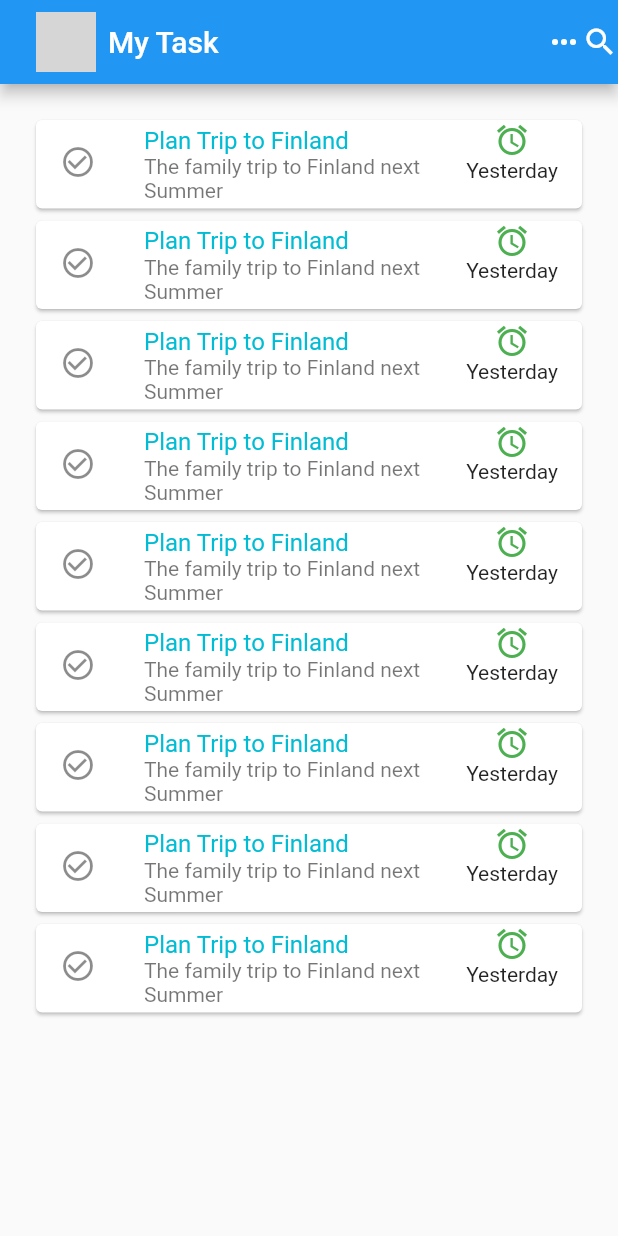
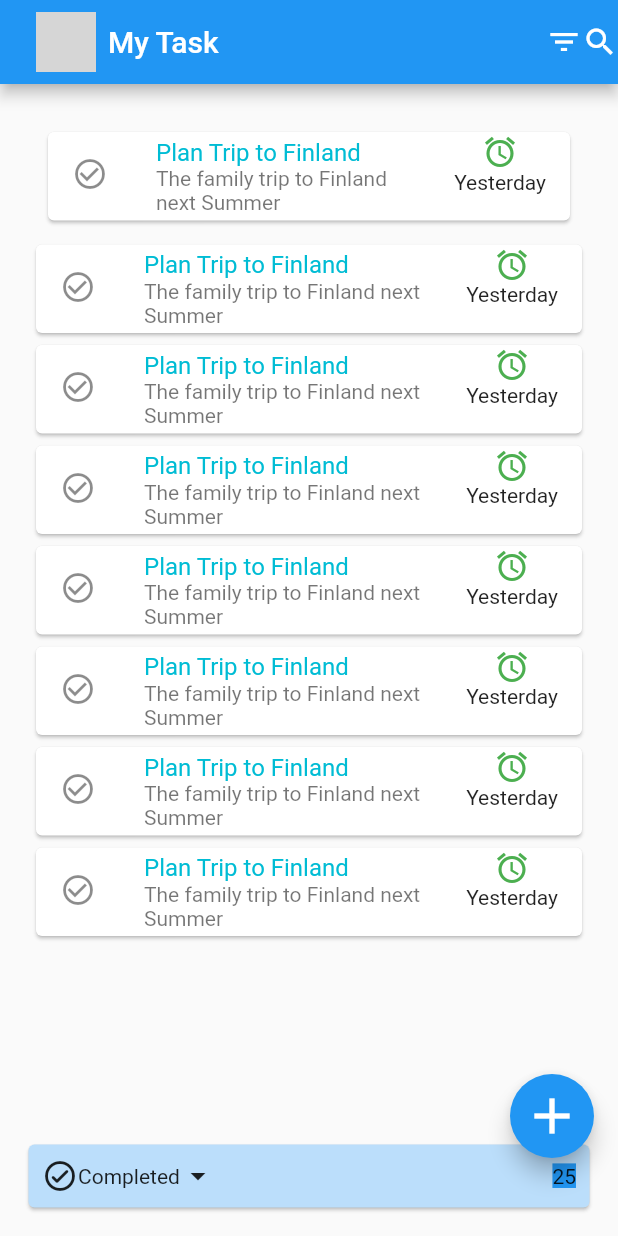
Before and after one commit to Sylvesteramoako73/my-first-todoapp, a Flutter app: the screen it shows after launch, on a phone screen of 412 x 824 dp. Run offline on Flutter 3.47's test engine with Material 2 defaults, Android fonts, the phone set to English and light mode, and no system bars; network calls fail; grey boxes are pictures that could not be loaded.

Commit message:
we added a button sheet We added a

```diff
--- a/lib/main.dart
+++ b/lib/main.dart
@@ -30,13 +30,16 @@ class MyaPP extends StatelessWidget {
             padding: EdgeInsets.all(8.0),
             child: CircleAvatar(backgroundImage: NetworkImage("https://images.unsplash.com/photo-1638214522452-a49ea98b4682?ixlib=rb-1.2.1&ixid=MnwxMjA3fDB8MHxwaG90by1wYWdlfHx8fGVufDB8fHx8&auto=format&fit=crop&w=387&q=80"),),
           ), Text("My Task"),
-        ],), actions: const [Icon(Icons.more_horiz_outlined), Icon(Icons.search)],
+        ],), actions: const [Icon(Icons.filter_list), Icon(Icons.search)],
       ),
       body: Padding(
         padding: const EdgeInsets.all(20.0),
         child: ListView(
-          children:  [
-            const Card(child: TodoWidget()),
+          children:  const [
+            Padding(
+              padding: EdgeInsets.all(8.0),
+              child: Card(child: TodoWidget()),
+            ),
             Card(child: TodoWidget()),
             Card(child: TodoWidget()),
             Card(child: TodoWidget()),
@@ -44,11 +47,26 @@ class MyaPP extends StatelessWidget {
             Card(child: TodoWidget()),
             Card(child: TodoWidget()),
             Card(child: TodoWidget()),
-            Card(child: TodoWidget()),
-
           ],
         ),
       ),
+    floatingActionButton: FloatingActionButton(onPressed: (){}, child: Icon(Icons.add,size: 40,),),
+  bottomSheet: Padding(
+    padding: const EdgeInsets.all(15.0),
+    child: Card(color: Colors.blue[100],
+      child: Padding(
+        padding: const EdgeInsets.all(9.0),
+        child: Row(
+          children: [
+            Icon(Icons.check_circle_outline_rounded),
+             Text("Completed"),
+             Icon(Icons.arrow_drop_down), Spacer(),
+             Text("25", style: TextStyle(backgroundColor: Colors.blue),)
+          ],
+        ),
+      ),
+    ),
+  ),
     );
   }
 }
```
